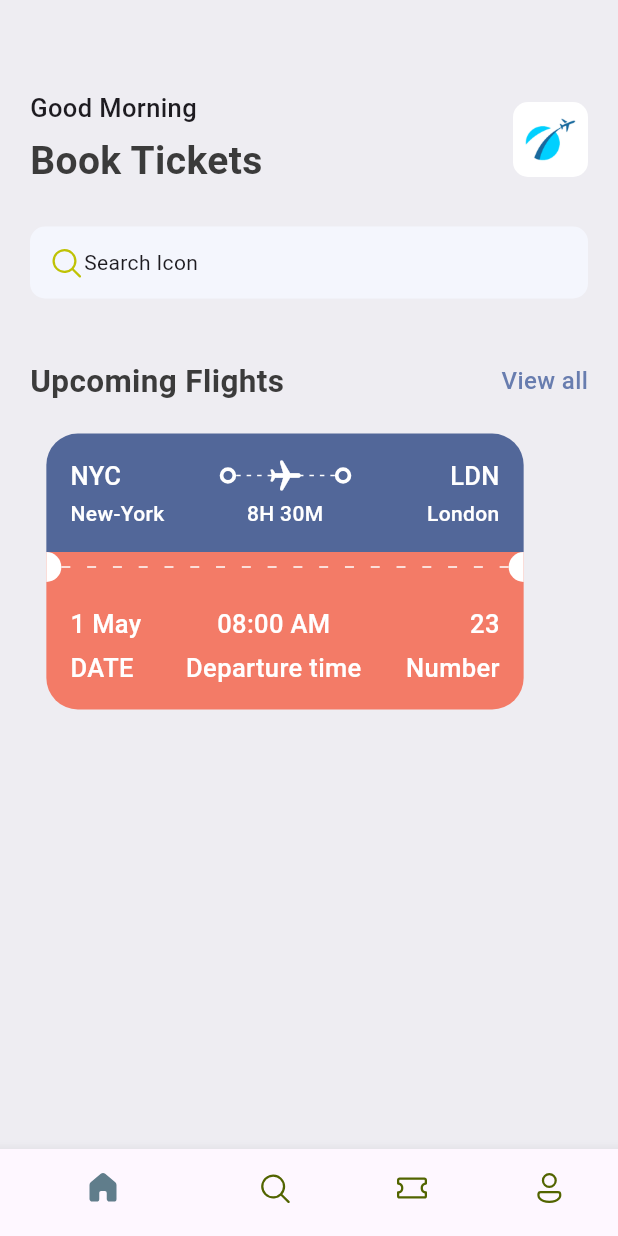
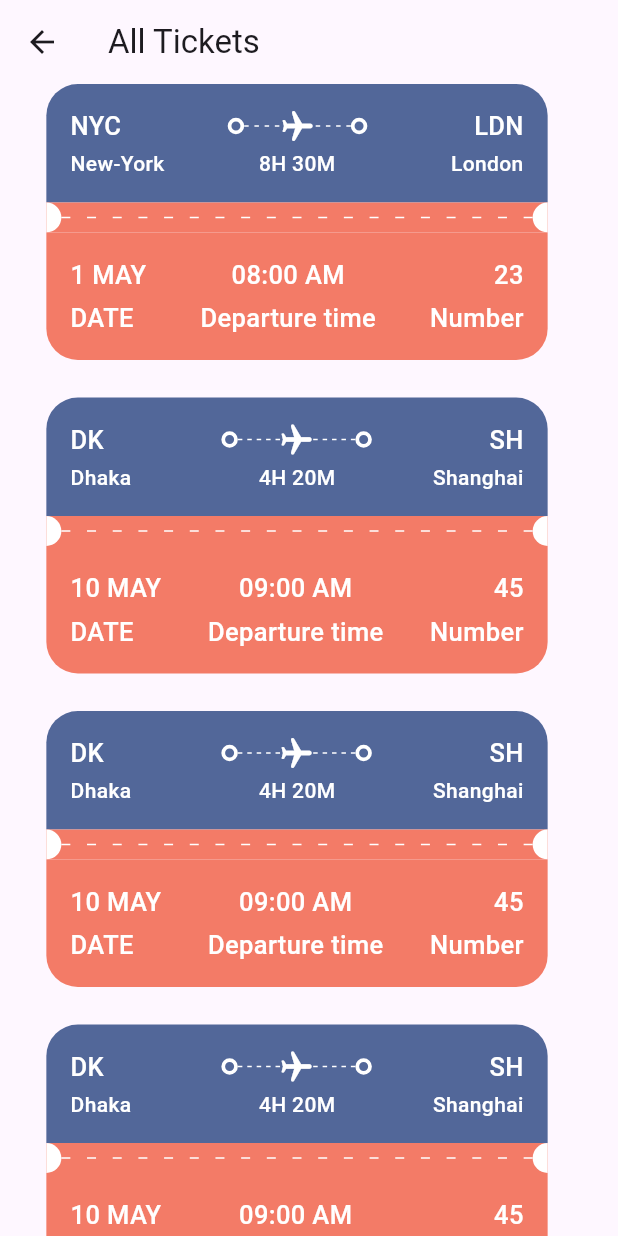
Before and after one commit to kyle-bdvl/flutter-app, a Flutter app: the screen it shows after launch, after a tap on "View all", on a phone screen of 412 x 824 dp. Run offline on Flutter 3.47's test engine with Material 3 defaults, Android fonts, the phone set to English and light mode, and no system bars; our stand-ins replace fluentui_icons.

Commit message:
hit the 7 hour mark and learnt how to use routing in flutter

```diff
--- /dev/null
+++ b/lib/base/utils/all_json.dart
@@ -0,0 +1,35 @@
+List<Map<String, dynamic>> ticketList = [
+  {
+    'from': {'code': "NYC", 'name': "New-York"},
+    'to': {'code': "LDN", 'name': "London"},
+    'flying_time': '8H 30M',
+    'date': "1 MAY",
+    'departure_time': "08:00 AM",
+    "number": 23,
+  },
+
+  {
+    'from': {'code': "DK", 'name': "Dhaka"},
+    'to': {'code': "SH", 'name': "Shanghai"},
+    'flying_time': '4H 20M',
+    'date': "10 MAY",
+    'departure_time': "09:00 AM",
+    "number": 45,
+  },
+  {
+    'from': {'code': "DK", 'name': "Dhaka"},
+    'to': {'code': "SH", 'name': "Shanghai"},
+    'flying_time': '4H 20M',
+    'date': "10 MAY",
+    'departure_time': "09:00 AM",
+    "number": 45,
+  },
+  {
+    'from': {'code': "DK", 'name': "Dhaka"},
+    'to': {'code': "SH", 'name': "Shanghai"},
+    'flying_time': '4H 20M',
+    'date': "10 MAY",
+    'departure_time': "09:00 AM",
+    "number": 45,
+  },
+];
--- a/lib/base/widgets/app_double_text.dart
+++ b/lib/base/widgets/app_double_text.dart
@@ -1,5 +1,6 @@
 import 'package:flutter/material.dart';
 import 'package:ticket_app/base/res/styles/app_styles.dart';
+import 'package:ticket_app/screens/all_tickets.dart';
 
 class AppDoubleText extends StatelessWidget {
   const AppDoubleText({
@@ -18,7 +19,9 @@ class AppDoubleText extends StatelessWidget {
       children: [
         Text(bigText, style: AppStyles.headLineStyle2),
         InkWell(
-          onTap: () {},
+          onTap: () {
+            Navigator.pushNamed(context, "all_tickets");
+          },
           child: Text(
             smallText,
             style: AppStyles.textStyle.copyWith(color: AppStyles.primaryColor),
--- a/lib/base/widgets/ticket_view.dart
+++ b/lib/base/widgets/ticket_view.dart
@@ -8,7 +8,9 @@ import 'package:ticket_app/base/widgets/text_style_fourth.dart';
 import 'package:ticket_app/base/widgets/text_style_third.dart';
 
 class TicketView extends StatelessWidget {
-  const TicketView({super.key});
+  final Map<String, dynamic> ticket;
+  final bool wholeScreen;
+  const TicketView({super.key, required this.ticket, this.wholeScreen = false});
 
   @override
   Widget build(BuildContext context) {
@@ -18,7 +20,7 @@ class TicketView extends StatelessWidget {
       height: 189,
       child: Container(
         // EdgeInsets === padding
-        margin: const EdgeInsets.only(right: 16),
+        margin: EdgeInsets.only(right: wholeScreen == true ? 0 : 16),
         child: Column(
           children: [
             //blue partion
@@ -37,7 +39,7 @@ class TicketView extends StatelessWidget {
                   //show departure and destination with Icons first line
                   Row(
                     children: [
-                      const TextStyleThird(text: 'NYC'),
+                      TextStyleThird(text: ticket["from"]["code"]),
                       const Expanded(child: SizedBox()),
                       const BigDot(),
                       // Stack basically there will be stuff on top of each other and you need a lot of children for that
@@ -62,24 +64,24 @@ class TicketView extends StatelessWidget {
                       ),
                       const BigDot(),
                       const Expanded(child: SizedBox()),
-                      const TextStyleThird(text: 'LDN'),
+                      TextStyleThird(text: ticket["to"]["code"]),
                     ],
                   ),
                   const SizedBox(height: 3),
                   //Show departure and desitionation names with Time
                   Row(
                     children: [
-                      const SizedBox(
+                      SizedBox(
                         width: 100,
-                        child: TextStyleFourth(text: "New-York"),
+                        child: TextStyleFourth(text: ticket["from"]["name"]),
                       ),
                       Expanded(child: Container()),
-                      const TextStyleFourth(text: "8H 30M"),
+                      TextStyleFourth(text: ticket["flying_time"]),
                       Expanded(child: Container()),
-                      const SizedBox(
+                      SizedBox(
                         width: 100,
                         child: TextStyleFourth(
-                          text: "London",
+                          text: ticket["to"]["name"],
                           align: TextAlign.end,
                         ),
                       ),
@@ -114,24 +116,24 @@ class TicketView extends StatelessWidget {
                   bottomRight: Radius.circular(21),
                 ),
               ),
-              child: const Column(
+              child: Column(
                 children: [
                   //show departure and destination with Icons first line
                   Row(
                     mainAxisAlignment: MainAxisAlignment.spaceBetween,
                     children: [
                       AppColumnTextLayout(
-                        text1: "1 May",
+                        text1: ticket["date"],
                         text2: "DATE",
                         alignment: CrossAxisAlignment.start,
                       ),
                       AppColumnTextLayout(
-                        text1: "08:00 AM",
+                        text1: ticket["departure_time"],
                         text2: "Departure time",
                         alignment: CrossAxisAlignment.center,
                       ),
                       AppColumnTextLayout(
-                        text1: "23",
+                        text1: ticket["number"].toString(),
                         text2: "Number",
                         alignment: CrossAxisAlignment.end,
                       ),
--- a/lib/main.dart
+++ b/lib/main.dart
@@ -1,4 +1,5 @@
-import 'dart:ffi';
+import 'package:ticket_app/screens/all_tickets.dart';
+
 import 'base/bottom_nav_bar.dart';
 
 import 'package:flutter/material.dart';
@@ -13,9 +14,10 @@ class MyApp extends StatelessWidget {
   @override
   Widget build(BuildContext context) {
     //
-    return const MaterialApp(
+    return MaterialApp(
       debugShowCheckedModeBanner: false,
-      home: BottomNavbar(),
+      home: const BottomNavbar(),
+      routes: {"all_tickets": (context) => const AllTickets()},
     );
   }
 }
--- /dev/null
+++ b/lib/screens/all_tickets.dart
@@ -0,0 +1,36 @@
+import 'package:flutter/cupertino.dart';
+import 'package:flutter/material.dart';
+import 'package:ticket_app/base/utils/all_json.dart';
+import 'package:ticket_app/base/widgets/ticket_view.dart';
+
+class AllTickets extends StatelessWidget {
+  const AllTickets({super.key});
+
+  @override
+  Widget build(BuildContext context) {
+    return Scaffold(
+      appBar: AppBar(title: const Text('All Tickets')),
+      body: ListView(
+        children: [
+          SingleChildScrollView(
+            scrollDirection: Axis.vertical,
+            child: Column(
+              children:
+                  ticketList
+                      .map(
+                        (singleTicket) => Container(
+                          margin: const EdgeInsets.only(bottom: 20),
+                          child: TicketView(
+                            ticket: singleTicket,
+                            wholeScreen: true,
+                          ),
+                        ),
+                      )
+                      .toList(),
+            ),
+          ),
+        ],
+      ),
+    );
+  }
+}
--- a/lib/screens/home_screen.dart
+++ b/lib/screens/home_screen.dart
@@ -1,8 +1,9 @@
 import 'package:fluentui_icons/fluentui_icons.dart';
-import 'package:flutter/cupertino.dart';
+
 import 'package:flutter/material.dart';
 import 'package:ticket_app/base/res/media.dart';
 import 'package:ticket_app/base/res/styles/app_styles.dart';
+import 'package:ticket_app/base/utils/all_json.dart';
 import 'package:ticket_app/base/widgets/app_double_text.dart';
 import 'package:ticket_app/base/widgets/ticket_view.dart';
 
@@ -76,7 +77,20 @@ class HomeScreen extends StatelessWidget {
                   smallText: 'View all',
                 ),
                 const SizedBox(height: 20),
-                const TicketView(),
+                SingleChildScrollView(
+                  scrollDirection: Axis.horizontal,
+                  child: Row(
+                    children:
+                        ticketList
+                            .map(
+                              (singleTicket) =>
+                                  TicketView(ticket: singleTicket),
+                            )
+                            .toList(),
+                  ),
+                ),
+                const SizedBox(height: 40),
+                const AppDoubleText(bigText: 'Hotels', smallText: 'View all'),
               ],
             ),
           ),
```
